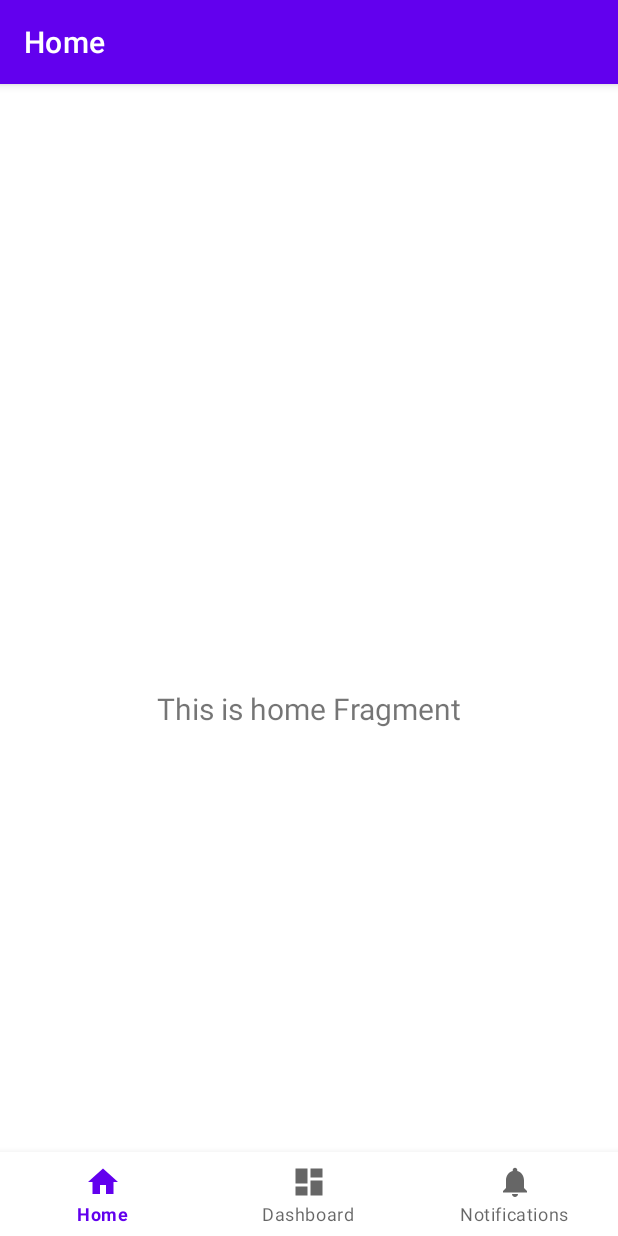
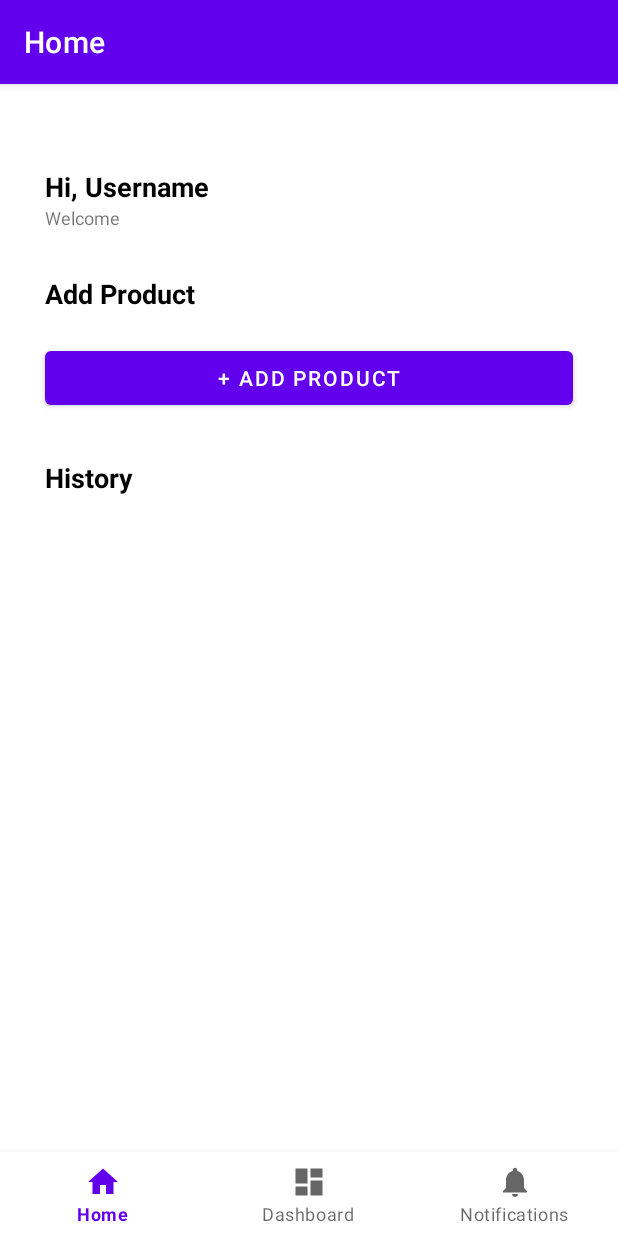
Before and after one commit to xryar/Inventaris-App, an Android app: the HomeFragment screen opened directly, with no data from a screen before it, on a phone screen of 412 x 824 dp. Run offline under Robolectric (Android 15) with nearby library versions, the phone set to English and light mode, and no system bars; our stand-ins replace navigation-ui; 1 statement that could not run was skipped.

Commit message:
create HomeScreen and CustomDialog

```diff
--- a/app/build.gradle.kts
+++ b/app/build.gradle.kts
@@ -9,7 +9,7 @@ android {
 
     defaultConfig {
         applicationId = "com.example.inventarisapp"
-        minSdk = 21
+        minSdk = 24
         targetSdk = 34
         versionCode = 1
         versionName = "1.0"
@@ -52,6 +52,7 @@ dependencies {
     implementation(libs.androidx.navigation.fragment.ktx)
     implementation(libs.androidx.navigation.ui.ktx)
     implementation(libs.androidx.activity)
+    implementation(libs.androidx.datastore.core.android)
     testImplementation(libs.junit)
     androidTestImplementation(libs.androidx.junit)
     androidTestImplementation(libs.androidx.espresso.core)
--- a/app/src/main/java/com/example/inventarisapp/ui/home/HomeFragment.kt
+++ b/app/src/main/java/com/example/inventarisapp/ui/home/HomeFragment.kt
@@ -7,36 +7,32 @@ import android.view.ViewGroup
 import android.widget.TextView
 import androidx.fragment.app.Fragment
 import androidx.lifecycle.ViewModelProvider
+import com.example.inventarisapp.CustomDialogFragment
 import com.example.inventarisapp.databinding.FragmentHomeBinding
 
 class HomeFragment : Fragment() {
 
-    private var _binding: FragmentHomeBinding? = null
-
-    // This property is only valid between onCreateView and
-    // onDestroyView.
-    private val binding get() = _binding!!
+    private lateinit var binding: FragmentHomeBinding
 
     override fun onCreateView(
         inflater: LayoutInflater,
         container: ViewGroup?,
         savedInstanceState: Bundle?
     ): View {
-        val homeViewModel =
-            ViewModelProvider(this).get(HomeViewModel::class.java)
 
-        _binding = FragmentHomeBinding.inflate(inflater, container, false)
-        val root: View = binding.root
+        binding = FragmentHomeBinding.inflate(layoutInflater, container, false)
 
-        val textView: TextView = binding.textHome
-        homeViewModel.text.observe(viewLifecycleOwner) {
-            textView.text = it
+        binding.btnAddProduct.setOnClickListener {
+            showDialog(" ", true)
         }
-        return root
+
+
+        return binding.root
     }
 
-    override fun onDestroyView() {
-        super.onDestroyView()
-        _binding = null
+    private fun showDialog(category: String, isCategoryEditable: Boolean) {
+        val dialog = CustomDialogFragment.newInstance(category, isCategoryEditable)
+        dialog.show(requireActivity().supportFragmentManager, "CustomDialog")
     }
+
 }
--- /dev/null
+++ b/app/src/main/res/drawable/ic_date.xml
@@ -0,0 +1,5 @@
+<vector xmlns:android="http://schemas.android.com/apk/res/android" android:height="24dp" android:tint="#FFFFFF" android:viewportHeight="24" android:viewportWidth="24" android:width="24dp">
+
+    <path android:fillColor="@android:color/white" android:pathData="M9,11L7,11v2h2v-2zM13,11h-2v2h2v-2zM17,11h-2v2h2v-2zM19,4h-1L18,2h-2v2L8,4L8,2L6,2v2L5,4c-1.11,0 -1.99,0.9 -1.99,2L3,20c0,1.1 0.89,2 2,2h14c1.1,0 2,-0.9 2,-2L21,6c0,-1.1 -0.9,-2 -2,-2zM19,20L5,20L5,9h14v11z"/>
+
+</vector>
--- a/app/src/main/res/layout/fragment_home.xml
+++ b/app/src/main/res/layout/fragment_home.xml
@@ -7,16 +7,88 @@
     tools:context=".ui.home.HomeFragment">
 
     <TextView
-        android:id="@+id/text_home"
+        android:id="@+id/tv_greetings"
+        android:layout_width="wrap_content"
+        android:layout_height="wrap_content"
+        android:text="Hi, "
+        android:textSize="18sp"
+        android:textColor="@color/black"
+        android:textStyle="bold"
+        android:layout_marginStart="30dp"
+        app:layout_constraintStart_toStartOf="parent"
+        app:layout_constraintTop_toTopOf="parent"/>
+
+    <TextView
+        android:id="@+id/tv_username"
+        android:layout_width="wrap_content"
+        android:layout_height="wrap_content"
+        android:text="Username"
+        android:textSize="18sp"
+        android:textStyle="bold"
+        android:textColor="@color/black"
+        app:layout_constraintStart_toEndOf="@id/tv_greetings"
+        app:layout_constraintTop_toTopOf="@id/tv_greetings"/>
+
+    <TextView
+        android:id="@+id/tv_greetings2"
+        android:layout_width="wrap_content"
+        android:layout_height="wrap_content"
+        android:text="Welcome"
+        android:textSize="12sp"
+        android:layout_marginStart="30dp"
+        app:layout_constraintStart_toStartOf="parent"
+        app:layout_constraintTop_toBottomOf="@id/tv_greetings"/>
+
+    <TextView
+        android:id="@+id/tv_add_product"
+        android:layout_width="wrap_content"
+        android:layout_height="wrap_content"
+        android:text="Add Product"
+        android:textSize="18sp"
+        android:textColor="@color/black"
+        android:textStyle="bold"
+        android:layout_marginStart="30dp"
+        android:layout_marginTop="30dp"
+        app:layout_constraintStart_toStartOf="parent"
+        app:layout_constraintTop_toBottomOf="@id/tv_greetings2"/>
+
+    <Button
+        android:id="@+id/btn_add_product"
         android:layout_width="match_parent"
         android:layout_height="wrap_content"
-        android:layout_marginStart="8dp"
-        android:layout_marginTop="8dp"
-        android:layout_marginEnd="8dp"
-        android:textAlignment="center"
-        android:textSize="20sp"
-        app:layout_constraintBottom_toBottomOf="parent"
+        android:text="@string/plus_add_product"
+        android:layout_marginTop="20dp"
+        android:layout_marginStart="30dp"
+        android:layout_marginEnd="30dp"
+        app:layout_constraintStart_toStartOf="parent"
         app:layout_constraintEnd_toEndOf="parent"
+        app:layout_constraintTop_toBottomOf="@id/tv_add_product"/>
+
+    <TextView
+        android:id="@+id/tv_history"
+        android:layout_width="wrap_content"
+        android:layout_height="wrap_content"
+        android:text="History"
+        android:textSize="18sp"
+        android:textColor="@color/black"
+        android:textStyle="bold"
+        android:layout_marginStart="30dp"
+        android:layout_marginTop="30dp"
         app:layout_constraintStart_toStartOf="parent"
-        app:layout_constraintTop_toTopOf="parent" />
+        app:layout_constraintTop_toBottomOf="@id/btn_add_product"/>
+
+    <androidx.recyclerview.widget.RecyclerView
+        android:id="@+id/rv_history"
+        android:layout_width="match_parent"
+        android:layout_height="0dp"
+        android:layout_marginTop="12dp"
+        android:layout_marginStart="30dp"
+        android:layout_marginEnd="30dp"
+        android:layout_marginBottom="30dp"
+        app:layout_constraintStart_toStartOf="parent"
+        app:layout_constraintEnd_toEndOf="parent"
+        app:layout_constraintTop_toBottomOf="@id/tv_history"
+        app:layout_constraintBottom_toBottomOf="parent"/>
+
+
 </androidx.constraintlayout.widget.ConstraintLayout>
--- a/app/src/main/res/values/colors.xml
+++ b/app/src/main/res/values/colors.xml
@@ -7,4 +7,5 @@
     <color name="teal_700">#FF018786</color>
     <color name="black">#FF000000</color>
     <color name="white">#FFFFFFFF</color>
+    <color name="blue">#015C91</color>
 </resources>
--- a/app/src/main/res/values/strings.xml
+++ b/app/src/main/res/values/strings.xml
@@ -21,4 +21,7 @@
     <string name="positive_button_register">Login</string>
     <string name="positive_button_failed">Coba lagi</string>
     <string name="positive_button_login">OK</string>
+    <!-- TODO: Remove or change this placeholder text -->
+    <string name="hello_blank_fragment">Hello blank fragment</string>
+    <string name="plus_add_product">+ Add Product</string>
 </resources>
--- a/gradle/libs.versions.toml
+++ b/gradle/libs.versions.toml
@@ -16,6 +16,7 @@ navigationFragmentKtx = "2.8.1"
 navigationUiKtx = "2.8.1"
 activity = "1.9.2"
 retrofit = "2.9.0"
+datastoreCoreAndroid = "1.1.1"
 
 [libraries]
 androidx-core-ktx = { group = "androidx.core", name = "core-ktx", version.ref = "coreKtx" }
@@ -35,6 +36,7 @@ androidx-navigation-fragment-ktx = { group = "androidx.navigation", name = "navi
 androidx-navigation-ui-ktx = { group = "androidx.navigation", name = "navigation-ui-ktx", version.ref = "navigationUiKtx" }
 androidx-activity = { group = "androidx.activity", name = "activity", version.ref = "activity" }
 retrofit = { module = "com.squareup.retrofit2:retrofit", version.ref = "retrofit" }
+androidx-datastore-core-android = { group = "androidx.datastore", name = "datastore-core-android", version.ref = "datastoreCoreAndroid" }
 
 [plugins]
 android-application = { id = "com.android.application", version.ref = "agp" }
```
Also changed, not shown: app/src/main/java/com/example/inventarisapp/CustomDialogFragment.kt (added, +86 -0 lines), app/src/main/res/layout/custom_dialog.xml (added, +188 -0 lines).
